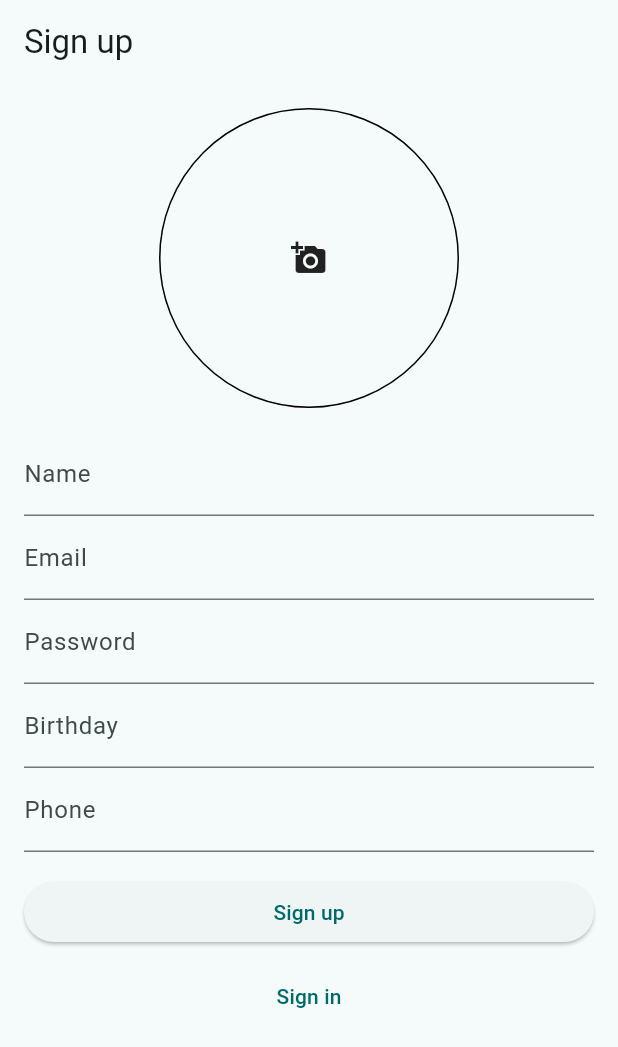
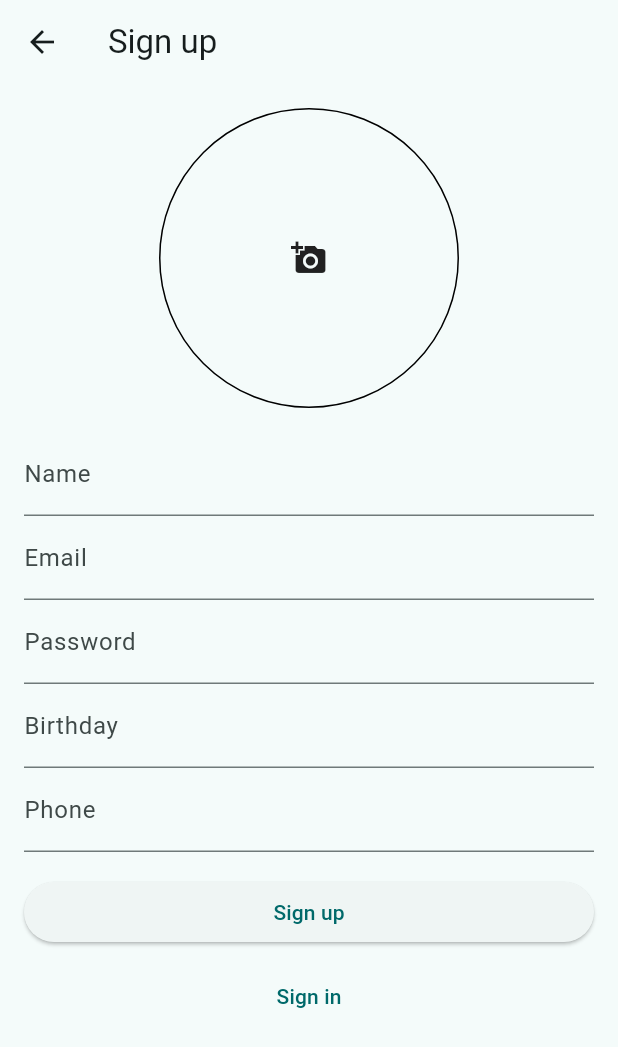
Before and after one commit to petrovskky/messenger_app, a Flutter app: the screen it shows after launch, after a tap on "Sign up", on a phone screen of 412 x 824 dp. Shown: the top 1047 px of the screen. Run offline on Flutter 3.47's test engine with Material 3 defaults, Android fonts, the phone set to English and light mode, and no system bars; our stand-ins replace bloc, cloud_firestore, easy_localization, equatable, firebase_auth, firebase_core and 4 more; missing offline and left inert: messenger; accounts and stored records are empty.

Commit message:
Fix routing

```diff
--- a/lib/auth/sign_in_page.dart
+++ b/lib/auth/sign_in_page.dart
@@ -85,7 +85,7 @@ class SignInPageState extends State<SignInPage> {
                 const SizedBox(height: 8.0),
                 TextButton(
                   onPressed: () {
-                    Navigator.of(context).pushReplacement(MaterialPageRoute(
+                    Navigator.of(context).push(MaterialPageRoute(
                         builder: (context) => const SignUpPage()));
                   },
                   child: Text(LocaleKeys.signUp.tr()),
--- a/lib/auth/sign_up_page.dart
+++ b/lib/auth/sign_up_page.dart
@@ -142,7 +142,7 @@ class SignUpPageState extends State<SignUpPage> {
                     if (!res) {
                       Utils.showErrorMessage(context, LocaleKeys.error.tr());
                     } else {
-                      //Navigator.of(context).pop();
+                      Navigator.of(context).pop();
                     }
                   },
                   child: Text(LocaleKeys.signUp.tr()),
```
